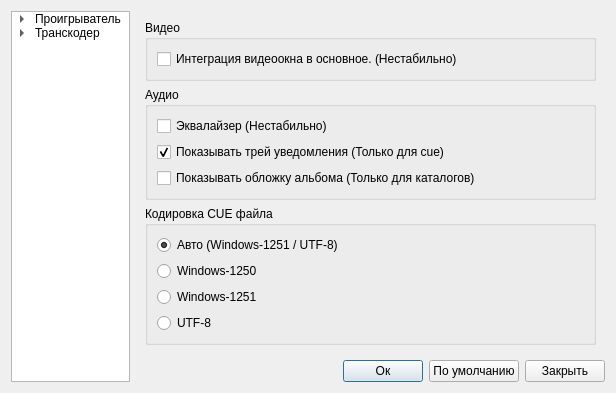
The window that ui/preferences.ui (ipse666/cueplayer) describes before a commit, drawn with Qt 5.
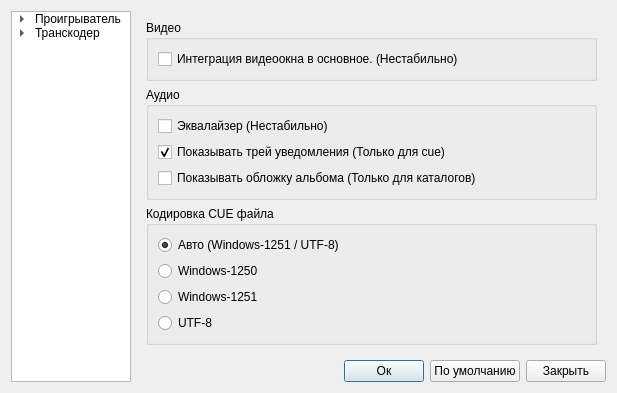
The same window after the commit. Icons and pictures are not drawn.

Patch:
```diff
--- a/ui/preferences.ui
+++ b/ui/preferences.ui
@@ -21,14 +21,14 @@
    <item row="0" column="0" rowspan="2">
 	<widget class="QTreeWidget" name="treeWidget">
 	 <property name="sizePolicy">
-	  <sizepolicy hsizetype="Expanding" vsizetype="Expanding">
+	  <sizepolicy hsizetype="Minimum" vsizetype="Expanding">
 	   <horstretch>5</horstretch>
 	   <verstretch>0</verstretch>
 	  </sizepolicy>
 	 </property>
 	 <property name="minimumSize">
 	  <size>
-	   <width>119</width>
+	   <width>120</width>
 	   <height>0</height>
 	  </size>
 	 </property>
```
